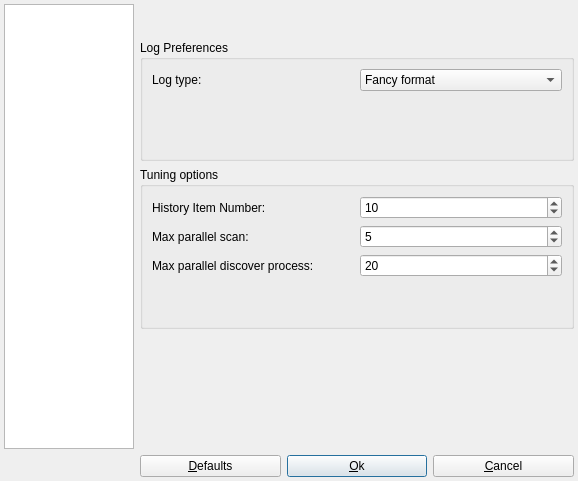
Old version of the form src/app/ui/preferencesdialog.ui in the repository nmapsi4/nmapsi4.
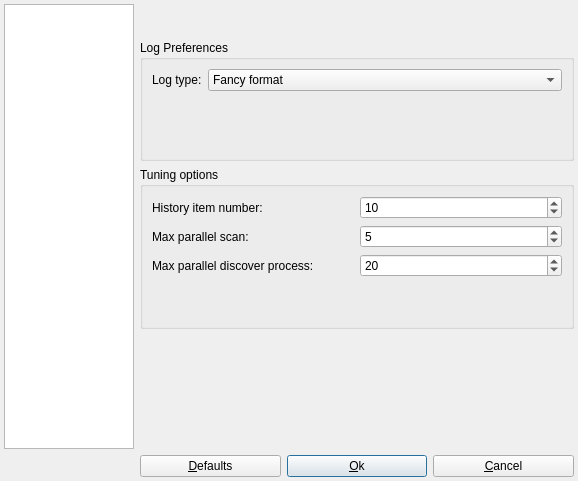
New version of the form. Icons and pictures are not drawn.

The edit to the form file:
```diff
--- a/src/app/ui/preferencesdialog.ui
+++ b/src/app/ui/preferencesdialog.ui
@@ -210,6 +210,12 @@
             </item>
             <item row="0" column="1">
              <widget class="QComboBox" name="comboLogType">
+              <property name="sizePolicy">
+               <sizepolicy hsizetype="Expanding" vsizetype="Fixed">
+                <horstretch>0</horstretch>
+                <verstretch>0</verstretch>
+               </sizepolicy>
+              </property>
               <item>
                <property name="text">
                 <string>Fancy format</string>
@@ -312,7 +318,7 @@
             <item row="0" column="0">
              <widget class="QLabel" name="label">
               <property name="text">
-               <string>History Item Number:</string>
+               <string>History item number:</string>
               </property>
               <property name="buddy">
                <cstring>spinBoxCache</cstring>
```
Left out of the diff: 4 changed lines with no effect on the pictures.
